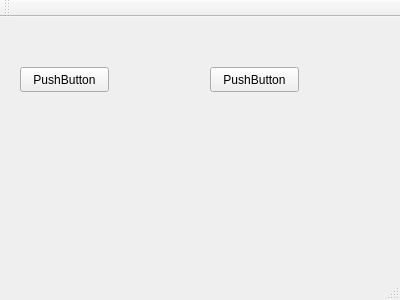
This is mainwindow.ui in m-kalkowski/qt-demo as Qt 5 draws it before an edit. The edited form follows.
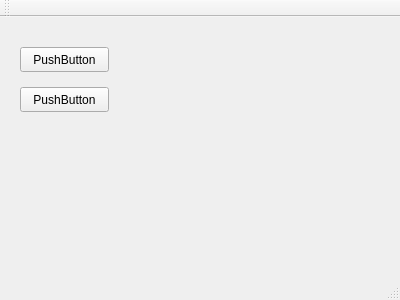
This is the edited form.

```diff
--- a/mainwindow.ui
+++ b/mainwindow.ui
@@ -18,7 +18,7 @@
     <property name="geometry">
      <rect>
       <x>20</x>
-      <y>50</y>
+      <y>30</y>
       <width>89</width>
       <height>25</height>
      </rect>
@@ -30,8 +30,8 @@
    <widget class="QPushButton" name="pushButton_2">
     <property name="geometry">
      <rect>
-      <x>210</x>
-      <y>50</y>
+      <x>20</x>
+      <y>70</y>
       <width>89</width>
       <height>25</height>
      </rect>
```
